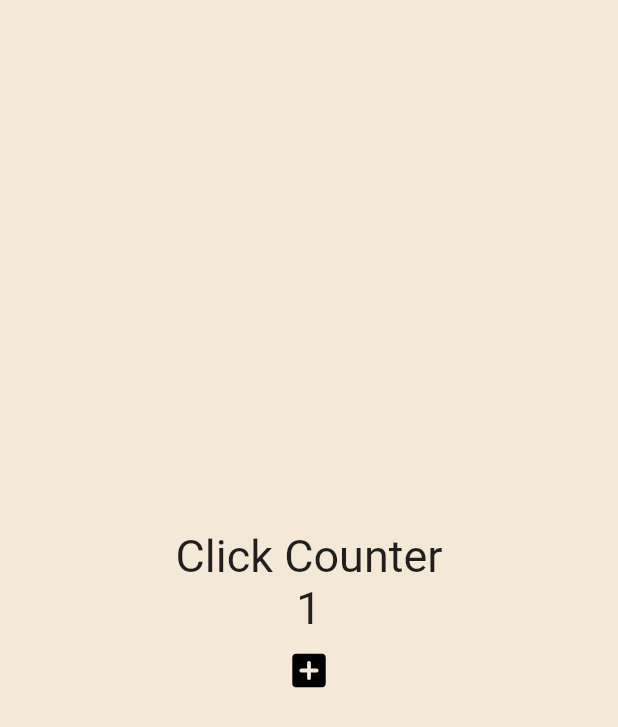
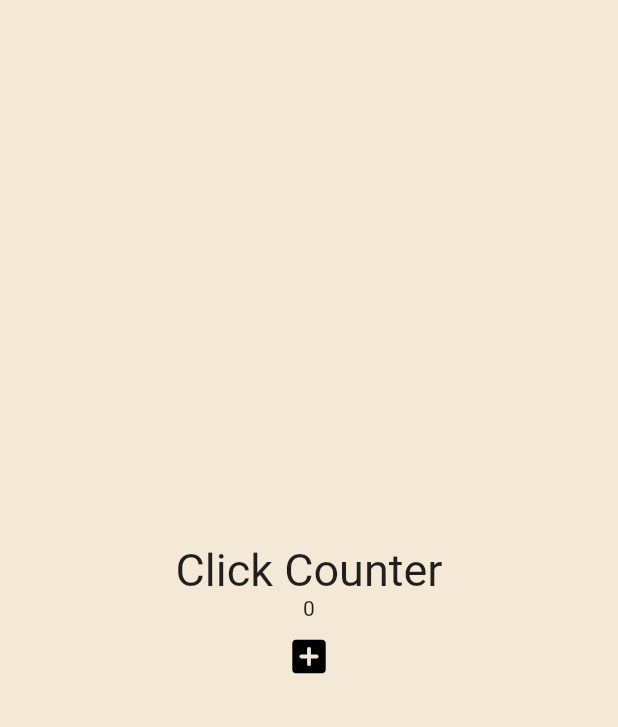
Before and after one commit to June222/Attention_APP_Project, a Flutter app: the screen it shows after launch, after a tap on the "add box" icon, on a phone screen of 412 x 824 dp. Shown: the top 727 px of the screen. Run offline on Flutter 3.47's test engine with Material 2 defaults, Android fonts, the phone set to English and light mode, and no system bars.

Commit message:
#4.2 코드:  클릭 수 만큼 Widget 생성하기, Collection for

```diff
--- a/toonflix/lib/main.dart
+++ b/toonflix/lib/main.dart
@@ -37,11 +37,11 @@ class App extends StatefulWidget {
 }
 
 class _AppState extends State<App> {
-  int counter = 0;
+  List<int> numbers = [];
 
   void onClicked() {
     setState(() {
-      counter++;
+      numbers.add(numbers.length);
     });
   }
 
@@ -60,12 +60,7 @@ class _AppState extends State<App> {
                 fontSize: 30,
               ),
             ),
-            Text(
-              "$counter",
-              style: const TextStyle(
-                fontSize: 30,
-              ),
-            ),
+            for (var n in numbers) Text("$n"),
             IconButton(
               onPressed: onClicked,
               icon: const Icon(
```
